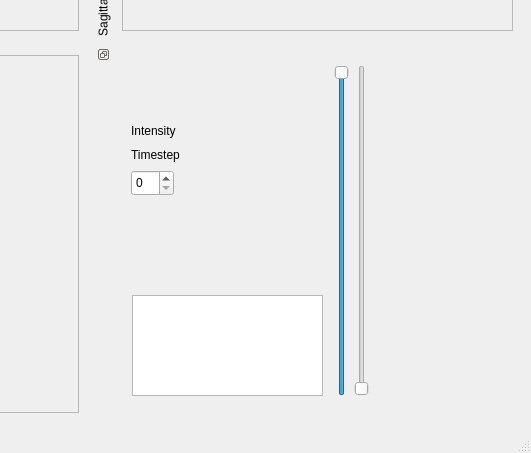
Above: apps/isisViewer/forms/isisViewerMain.ui from isis-group/isis before the change; both pictures show x 350 to 881 and y 364 to 817 of the 881 by 817 pixel window. Below: the same form after it.
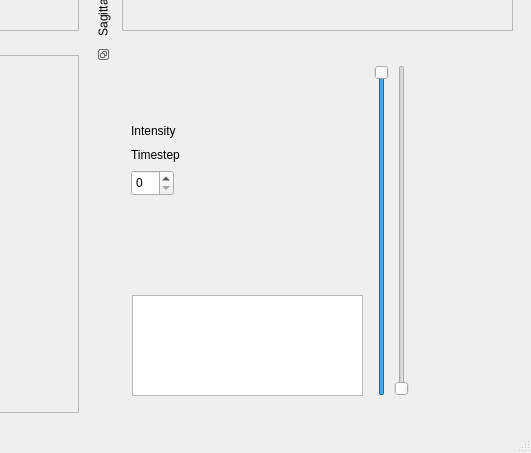
That is the form after the change.

Diff of the .ui file:
```diff
--- a/apps/isisViewer/forms/isisViewerMain.ui
+++ b/apps/isisViewer/forms/isisViewerMain.ui
@@ -142,7 +142,7 @@
             <rect>
              <x>10</x>
              <y>240</y>
-             <width>191</width>
+             <width>231</width>
              <height>101</height>
             </rect>
            </property>
@@ -152,6 +152,18 @@
            <property name="dragEnabled">
             <bool>true</bool>
            </property>
+           <property name="iconSize">
+            <size>
+             <width>16</width>
+             <height>16</height>
+            </size>
+           </property>
+           <property name="movement">
+            <enum>QListView::Free</enum>
+           </property>
+           <property name="selectionRectVisible">
+            <bool>true</bool>
+           </property>
           </widget>
           <widget class="QLabel" name="label_2">
            <property name="geometry">
@@ -182,7 +194,7 @@
           <widget class="QSlider" name="upperThreshold">
            <property name="geometry">
             <rect>
-             <x>210</x>
+             <x>250</x>
              <y>10</y>
              <width>19</width>
              <height>331</height>
@@ -213,7 +225,7 @@
           <widget class="QSlider" name="lowerThreshold">
            <property name="geometry">
             <rect>
-             <x>230</x>
+             <x>270</x>
              <y>10</y>
              <width>20</width>
              <height>331</height>
@@ -235,7 +247,7 @@
           <widget class="QLabel" name="maxLabel">
            <property name="geometry">
             <rect>
-             <x>250</x>
+             <x>290</x>
              <y>8</y>
              <width>91</width>
              <height>20</height>
@@ -248,7 +260,7 @@
           <widget class="QLabel" name="minLabel">
            <property name="geometry">
             <rect>
-             <x>250</x>
+             <x>290</x>
              <y>320</y>
              <width>91</width>
              <height>18</height>
```
Left out of the diff: 34 changed lines with no effect on the pictures.
